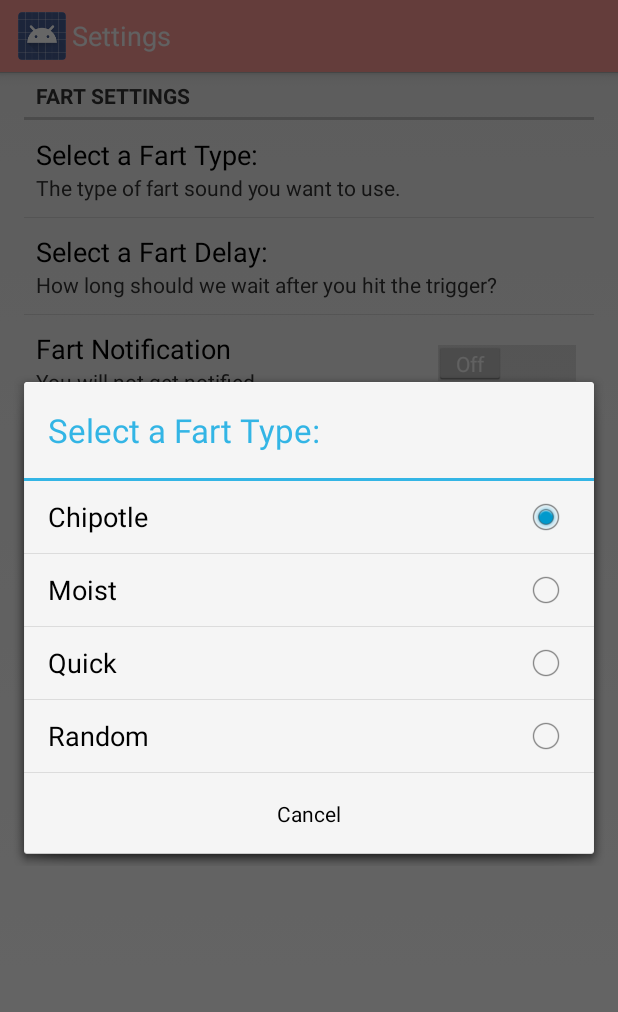
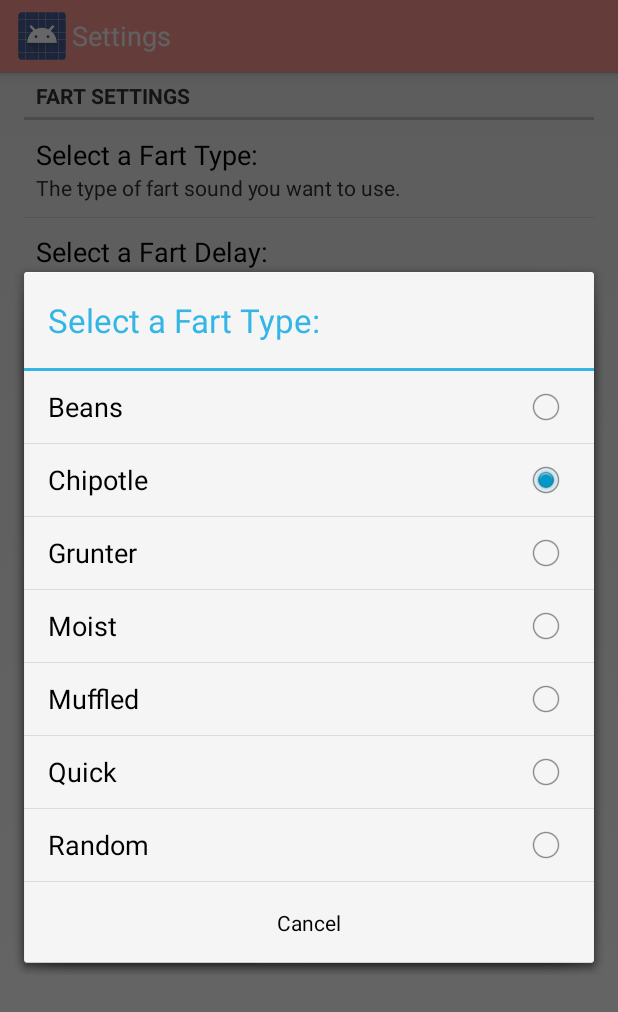
Before and after one commit to mikeflynn/RemoteWhoopeeCushion, an Android app: the SettingsActivity screen opened directly, with no data from a screen before it, after a tap on "Select a Fart Type:", on a phone screen of 412 x 824 dp. Shown: the top 1012 px of the screen. Run offline under Robolectric (Android 15) with nearby library versions, the light colour scheme and no system bars.

Commit message:
Added three new fart types.

```diff
--- a/mobile/src/main/res/values/arrays.xml
+++ b/mobile/src/main/res/values/arrays.xml
@@ -1,14 +1,20 @@
 <?xml version="1.0" encoding="utf-8"?>
 <resources>
     <string-array name="settings_list_fart_type">
+        <item>Beans</item>
         <item>Chipotle</item>
+        <item>Grunter</item>
         <item>Moist</item>
+        <item>Muffled</item>
         <item>Quick</item>
         <item>Random</item>
     </string-array>
     <string-array name="settings_vals_fart_type">
+        <item>beans</item>
         <item>chipotle</item>
+        <item>grunter</item>
         <item>moist</item>
+        <item>muffled</item>
         <item>quick</item>
         <item>-1</item>
     </string-array>
```
Also changed, not shown: 3 other files.
